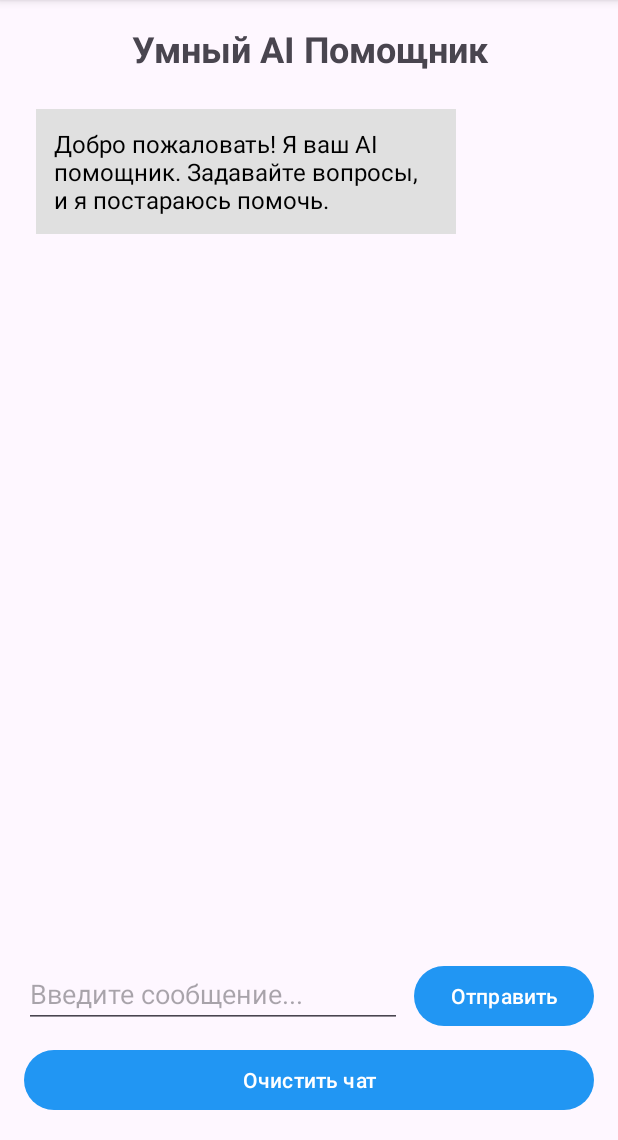
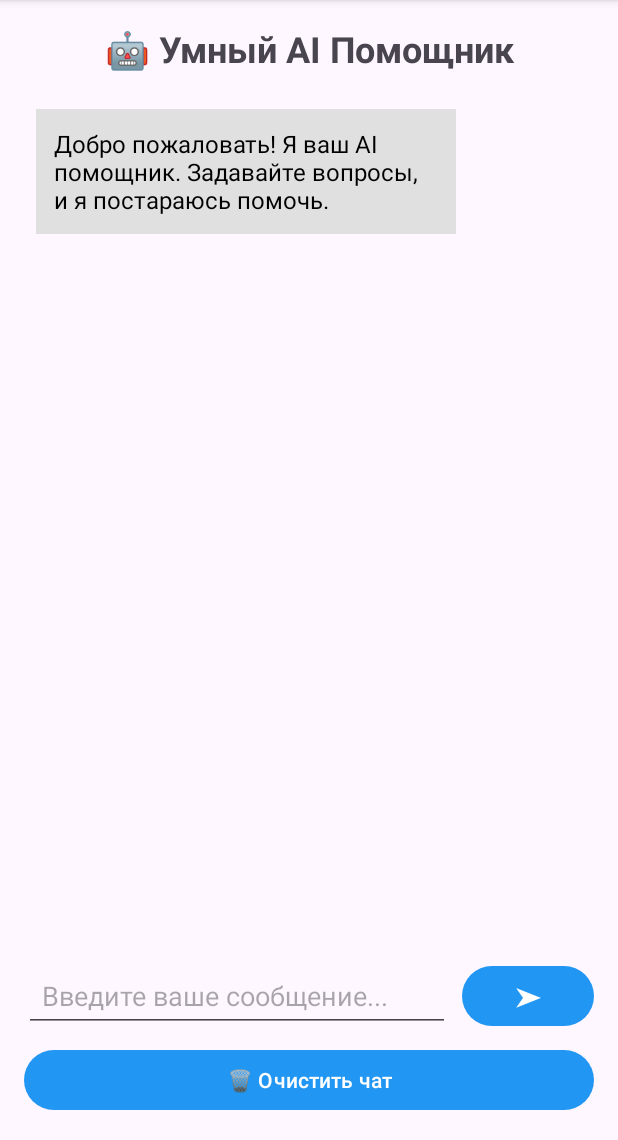
Before and after one commit to fallcorey/smart-ai-assistant, an Android app: the screen it shows after launch (MainActivity), on a phone screen of 412 x 824 dp, the part 96-1236 px from its top. Run offline under Robolectric (Android 15) with nearby library versions, the phone set to English and light mode, and no system bars.

Commit message:
Update activity_main.xml

```diff
--- a/app/src/main/res/layout/activity_main.xml
+++ b/app/src/main/res/layout/activity_main.xml
@@ -8,7 +8,7 @@
     <TextView
         android:layout_width="match_parent"
         android:layout_height="wrap_content"
-        android:text="Умный AI Помощник"
+        android:text="🤖 Умный AI Помощник"
         android:textSize="24sp"
         android:textStyle="bold"
         android:gravity="center"
@@ -31,14 +31,17 @@
             android:layout_width="0dp"
             android:layout_height="wrap_content"
             android:layout_weight="1"
-            android:hint="Введите сообщение..."
-            android:inputType="text" />
+            android:hint="Введите ваше сообщение..."
+            android:inputType="textMultiLine"
+            android:maxLines="3"
+            android:padding="12dp" />
 
         <Button
             android:id="@+id/buttonSend"
             android:layout_width="wrap_content"
             android:layout_height="wrap_content"
-            android:text="Отправить"
+            android:text="➤"
+            android:textSize="18sp"
             android:layout_marginStart="8dp" />
 
     </LinearLayout>
@@ -47,7 +50,7 @@
         android:id="@+id/buttonClear"
         android:layout_width="match_parent"
         android:layout_height="wrap_content"
-        android:text="Очистить чат"
+        android:text="🗑️ Очистить чат"
         android:layout_marginTop="8dp" />
 
 </LinearLayout>
```
